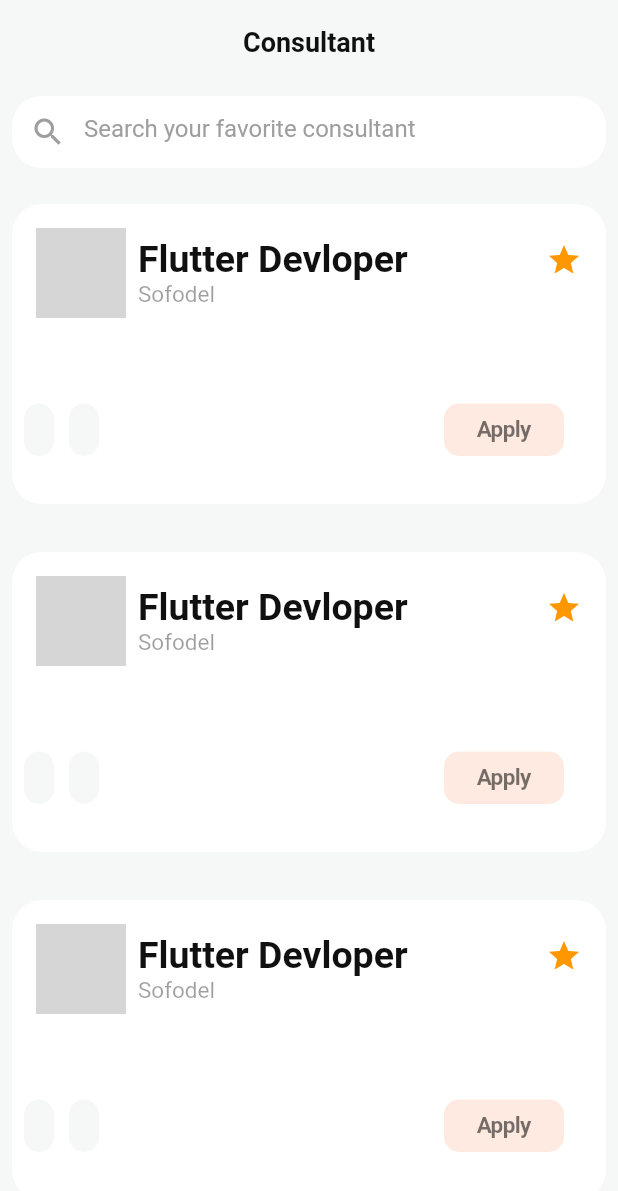
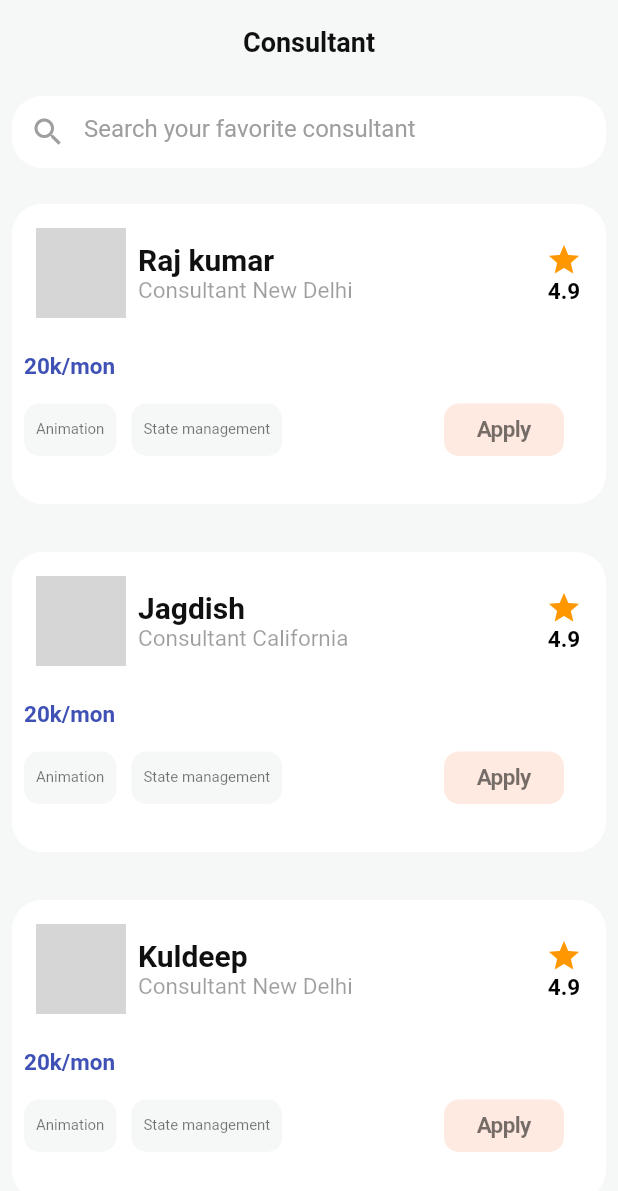
Before and after one commit to navneetprajapati26/Job-provider, a Flutter app: the ConsultantScreen screen opened directly, on a phone screen of 412 x 824 dp. Shown: the top 1191 px of the screen. Run offline on Flutter 3.47's test engine with Material 2 defaults, Android fonts, the phone set to English and light mode, and no system bars; our stand-ins replace flutter_svg, image_picker, like_button, lottie; network calls fail; grey boxes are pictures that could not be loaded.

Commit message:
done till 2nd

```diff
--- /dev/null
+++ b/lib/screens/consultant/consultant.dart
@@ -0,0 +1,12 @@
+class ConsultantModel {
+  late String jobPost;
+  late String companiName;
+  late String companiLocation;
+  late String jobType;
+  late String jobPosition;
+  late String jobSalary;
+  late String jobRating;
+
+  ConsultantModel(this.jobPost, this.companiName, this.companiLocation, this.jobType,
+      this.jobPosition, this.jobSalary, this.jobRating);
+}
--- a/lib/screens/consultant/consultant_screen.dart
+++ b/lib/screens/consultant/consultant_screen.dart
@@ -2,6 +2,7 @@ import 'package:flutter/material.dart';
 import '../../util/service_box/jobBox.dart';
 import '../../util/theem/colours.dart';
 import '../../util/theem/text_style.dart';
+import 'consultant.dart';
 class ConsultantScreen extends StatefulWidget {
   const ConsultantScreen({Key? key}) : super(key: key);
 
@@ -10,6 +11,13 @@ class ConsultantScreen extends StatefulWidget {
 }
 
 class _ConsultantScreenState extends State<ConsultantScreen> {
+
+  List consultants = [
+    ConsultantModel("Raj kumar", "Consultant","New Delhi","State management","Animation","20k/mon","4.9"),
+    ConsultantModel("Jagdish", "Consultant","California","State management","Animation","20k/mon","4.9"),
+    ConsultantModel("Kuldeep", "Consultant","New Delhi","State management","Animation","20k/mon","4.9"),
+    ConsultantModel("Rammbh", "Consultant","Karachi","State management","Animation","90k/h","5.0"),
+  ];
 
   final searchController = TextEditingController();
 
@@ -42,18 +50,18 @@ class _ConsultantScreenState extends State<ConsultantScreen> {
                 ),
                 Expanded(
                   child: ListView.builder(
-                      itemCount: 10,
+                      itemCount: consultants.length,
                       itemBuilder: (context, index) {
                         return Padding(
                           padding: EdgeInsets.all(8.0),
                           child: ServiceBox(
-                            jobPost: "Flutter Devloper",
-                            companiName: "Sofodel",
-                            companiLocation: "",
-                            jobType: "",
-                            jobSalary: "",
-                            jobRating: "",
-                            jobPosition: "",
+                            jobPost: consultants[index].jobPost,
+                            companiName: consultants[index].companiName,
+                            companiLocation: consultants[index].companiLocation,
+                            jobPosition: consultants[index].jobPosition,
+                            jobRating: consultants[index].jobRating,
+                            jobSalary: consultants[index].jobSalary,
+                            jobType: consultants[index].jobType,
                           ),
                         );
                       }),
--- a/lib/screens/jobs/jobs_screen.dart
+++ b/lib/screens/jobs/jobs_screen.dart
@@ -14,7 +14,10 @@ class JobsScreen extends StatefulWidget {
 class _JobsScreenState extends State<JobsScreen> {
 
   List job = [
-    JobModel("p0", "c0","gjs","ggns","gjg","gm","gj"),
+    JobModel("Flutter developer", "Sofodel.","New Delhi","State management","Animation","20k/mon","4.9"),
+    JobModel("Android developer", "Googel.","California","State management","Animation","20k/mon","4.9"),
+    JobModel("Flutter developer", "Sofodel.","New Delhi","State management","Animation","20k/mon","4.9"),
+    JobModel("Android developer", "Googel.","California","State management","Animation","20k/mon","4.9"),
   ];
 
   final TextEditingController searchController = TextEditingController();
--- a/lib/util/service_box/jobBox.dart
+++ b/lib/util/service_box/jobBox.dart
@@ -62,7 +62,7 @@ class ServiceBox extends StatelessWidget {
                         children: [
                           Text(
                             jobPost,
-                            style: h0HeadingTextStyle,
+                            style: h1HeadingTextStyle,
                           ),
                           Text(
                             "${companiName} ${companiLocation} ",
@@ -114,7 +114,7 @@ class ServiceBox extends StatelessWidget {
                   children: [
                     Container(
                       height: 35,
-                      padding: const EdgeInsets.only(left: 10, right: 10),
+                      padding: const EdgeInsets.only(left: 8, right: 8),
                       alignment: Alignment.center,
                       decoration: BoxDecoration(
                         color: background,
@@ -123,7 +123,7 @@ class ServiceBox extends StatelessWidget {
                       child:Text(
                         jobPosition,
                         style: const TextStyle(
-                            fontSize: 15,
+                            fontSize: 10,
                             fontWeight: FontWeight.normal,
                             color: Colors.black54),
                       ),
@@ -133,7 +133,7 @@ class ServiceBox extends StatelessWidget {
                     ),
                     Container(
                       height: 35,
-                      padding: const EdgeInsets.only(left: 10, right: 10),
+                      padding: const EdgeInsets.only(left: 8, right: 8),
                       alignment: Alignment.center,
                       decoration: BoxDecoration(
                         color: background,
@@ -142,7 +142,7 @@ class ServiceBox extends StatelessWidget {
                       child: Text(
                         jobType,
                         style: const TextStyle(
-                            fontSize: 15,
+                            fontSize: 10,
                             fontWeight: FontWeight.normal,
                             color: Colors.black54),
                       ),
--- a/lib/util/theem/text_style.dart
+++ b/lib/util/theem/text_style.dart
@@ -1,5 +1,4 @@
 import 'package:flutter/material.dart';
-
 import 'colours.dart';
 
 TextStyle h2HeadingTextStyle =
@@ -7,7 +6,7 @@ TextStyle h2HeadingTextStyle =
 TextStyle h1HeadingTextStyle =
     TextStyle(fontSize: 20, fontWeight: FontWeight.bold, color: headingColour);
 TextStyle h0HeadingTextStyle =
-    TextStyle(fontSize: 25, fontWeight: FontWeight.bold, color: headingColour);
+    TextStyle(fontSize: 21, fontWeight: FontWeight.bold, color: headingColour);
 
 TextStyle textBtnTextStyle = TextStyle(
     fontSize: 15, fontWeight: FontWeight.normal, color: headingColour);
--- a/pubspec.yaml
+++ b/pubspec.yaml
@@ -40,6 +40,7 @@ dependencies:
   lottie: ^2.2.0
   provider: ^6.0.5
   image_picker: ^0.7.2+1
+  like_button: ^2.0.5
 
 dev_dependencies:
   flutter_test:
```
Also changed, not shown: lib/harsit.dart (deleted, +0 -22 lines), lib/main.dart (+1 -6 lines), lib/screens/post/allposts.dart (added, +156 -0 lines), lib/screens/post/newpost.dart (renamed from lib/screens/post/post.dart, +17 -7 lines), lib/util/bottom_navigation_bar/Bottom_Nav_Bar.dart (+6 -5 lines), pubspec.lock.
